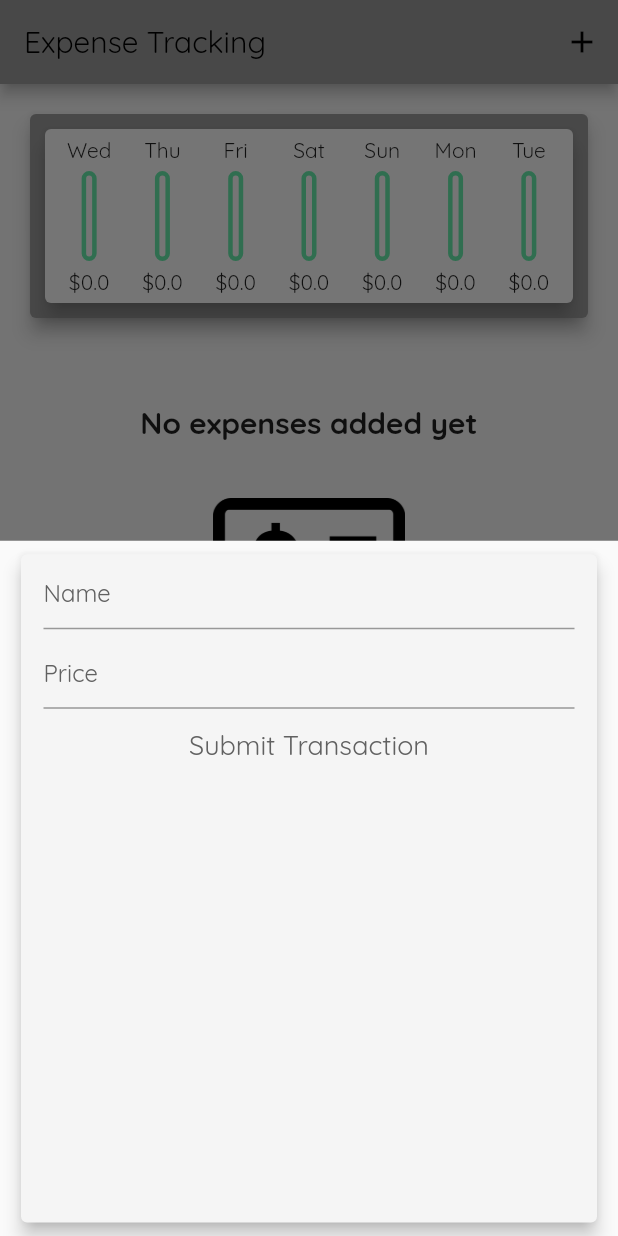
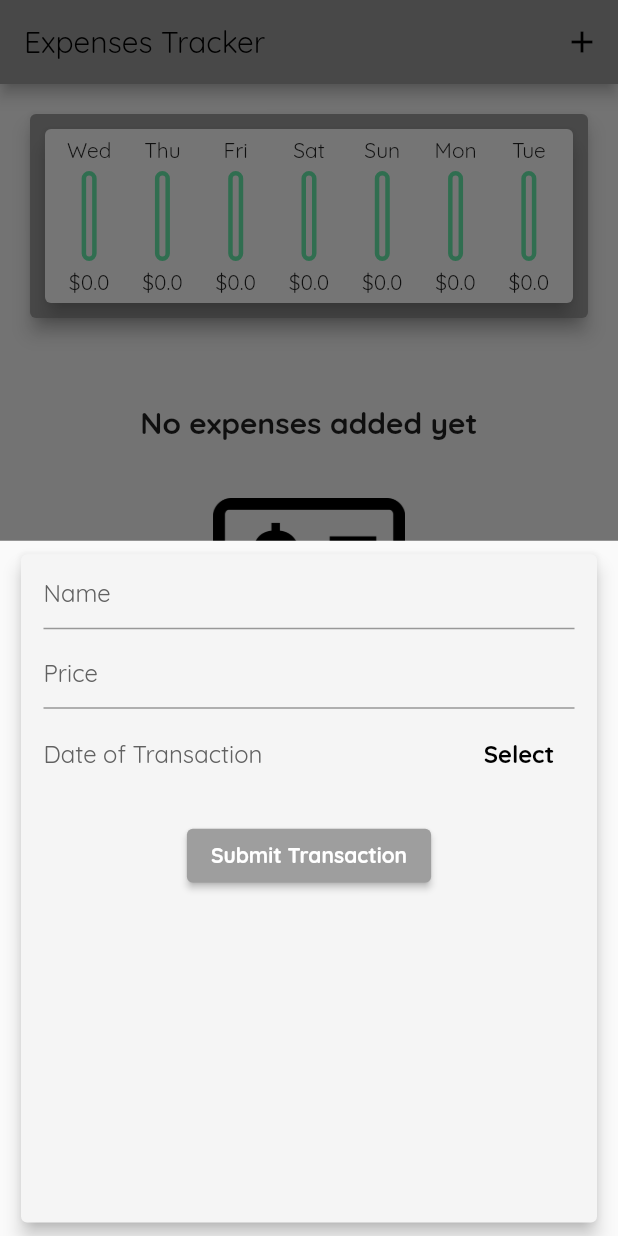
Before and after one commit to VictorrCano/personal-expenses-app, a Flutter app: the screen it shows after launch, after a tap on the "add" icon, on a phone screen of 412 x 824 dp. Run offline on Flutter 3.47's test engine with Material 2 defaults, Android fonts, the phone set to English and light mode, and no system bars.

Commit message:
fixed date picking bugs + added styling

```diff
--- a/lib/main.dart
+++ b/lib/main.dart
@@ -64,7 +64,7 @@ class _MyHomePageState extends State<MyHomePage> {
     );
   }
 
-  void _addTransaction(double cost, String title) {
+  void _addTransaction(double cost, String title, DateTime dateTime) {
     var uuid = Uuid();
     setState(() {
       _userTransactions.add(
@@ -72,8 +72,8 @@ class _MyHomePageState extends State<MyHomePage> {
           uuid.v1(),
           cost,
           title,
-          DateTime.now(),
-          DateFormat.yMMMEd().format(DateTime.now()),
+          dateTime,
+          DateFormat.yMMMEd().format(dateTime),
         ),
       );
     });
@@ -84,7 +84,7 @@ class _MyHomePageState extends State<MyHomePage> {
     //print(titleInput);
     //print(costInput);
     return Scaffold(
-      appBar: AppBar(title: Text('Expense Tracking'), actions: [
+      appBar: AppBar(title: Text('Expenses Tracker'), actions: [
         IconButton(
           icon: Icon(Icons.add),
           onPressed: () => _openNewTransactionSheet(context),
--- a/lib/widgets/new_transaction.dart
+++ b/lib/widgets/new_transaction.dart
@@ -1,5 +1,6 @@
 import 'package:flutter/src/widgets/container.dart';
 import 'package:flutter/src/widgets/framework.dart';
+import 'package:intl/intl.dart';
 
 import 'package:flutter/material.dart';
 
@@ -14,8 +15,8 @@ class NewTransaction extends StatefulWidget {
 
 class _NewTransactionState extends State<NewTransaction> {
   final TextEditingController titleController = TextEditingController();
-
   final TextEditingController costController = TextEditingController();
+  DateTime _dateVal = DateTime(0);
 
   void onSubmittedCallBack() {
     final costVal = costController.text;
@@ -25,9 +26,29 @@ class _NewTransactionState extends State<NewTransaction> {
       return;
     }
 
-    widget.addTransactionPtr(double.parse(costVal), titleVal);
+    if (_dateVal.year == 0) {
+      widget.addTransactionPtr(double.parse(costVal), titleVal, DateTime.now());
+    } else {
+      widget.addTransactionPtr(double.parse(costVal), titleVal, _dateVal);
+    }
 
     Navigator.of(context).pop();
+  }
+
+  void datePickingButton() {
+    showDatePicker(
+            context: context,
+            initialDate: DateTime.now(),
+            firstDate: DateTime(2016),
+            lastDate: DateTime.now())
+        .then((pickedDate) {
+      if (pickedDate == null) {
+        return;
+      }
+      setState(() {
+        _dateVal = pickedDate;
+      });
+    });
   }
 
   @override
@@ -60,14 +81,44 @@ class _NewTransactionState extends State<NewTransaction> {
                 keyboardType: TextInputType.number,
                 onSubmitted: (_) => onSubmittedCallBack(),
               ),
-              TextButton(
-                  onPressed: onSubmittedCallBack,
-                  child: Text(
-                    'Submit Transaction',
-                    style: TextStyle(
-                        color: Theme.of(context).primaryColorDark,
-                        fontSize: 18),
-                  )),
+              Padding(
+                padding: const EdgeInsets.fromLTRB(0, 6.0, 5.0, 0),
+                child: Row(
+                    mainAxisAlignment: MainAxisAlignment.spaceBetween,
+                    children: [
+                      _dateVal.year == 0
+                          ? Text(
+                              'Date of Transaction',
+                              style: TextStyle(
+                                color: Theme.of(context).primaryColorDark,
+                                fontSize: 16,
+                              ),
+                            )
+                          : Text(DateFormat.yMMMEd()
+                              .format(_dateVal)), //Text('Date of Transaction')
+                      TextButton(
+                          onPressed: datePickingButton,
+                          child: const Text(
+                            'Select',
+                            style: TextStyle(
+                                fontWeight: FontWeight.w800,
+                                color: Colors.black,
+                                fontSize: 16),
+                          )),
+                    ]),
+              ),
+              Padding(
+                padding: const EdgeInsets.all(20.0),
+                child: ElevatedButton(
+                    onPressed: onSubmittedCallBack,
+                    child: const Text(
+                      'Submit Transaction',
+                      style: TextStyle(
+                          color: Colors.white, fontWeight: FontWeight.bold
+                          //fontSize: 18,
+                          ),
+                    )),
+              ),
             ],
           ),
         ),
```
